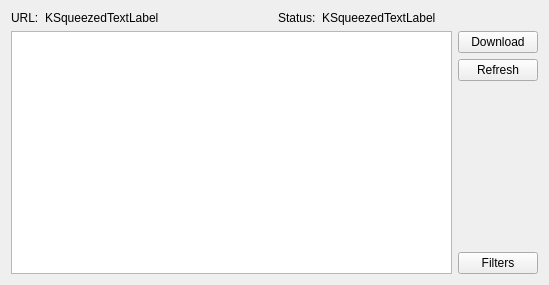
Qt form plugins/syndication/feedwidget.ui (KDE/ktorrent) before a commit.
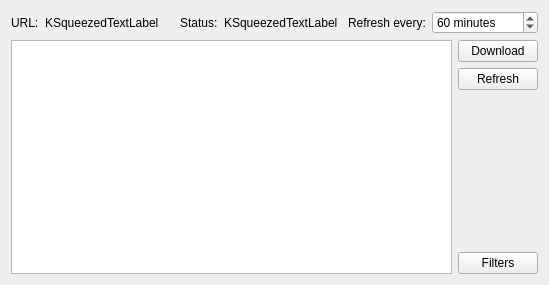
The same form after that commit. Custom widgets are drawn as their Qt base class.

Commit message: Make refresh interval of syndication feeds configurable

Patch:
```diff
--- a/plugins/syndication/feedwidget.ui
+++ b/plugins/syndication/feedwidget.ui
@@ -9,9 +9,9 @@
     <height>285</height>
    </rect>
   </property>
-  <layout class="QVBoxLayout" name="verticalLayout" >
+  <layout class="QVBoxLayout" name="verticalLayout_2">
    <item>
-    <layout class="QHBoxLayout" name="horizontalLayout_4" >
+    <layout class="QHBoxLayout" name="horizontalLayout_4">
      <item>
       <layout class="QHBoxLayout" name="horizontalLayout_2" >
        <item>
@@ -65,8 +65,38 @@
            <verstretch>0</verstretch>
           </sizepolicy>
          </property>
-         <property name="text" >
-          <string comment="KDE::DoNotExtract" >KSqueezedTextLabel</string>
+         <property name="text">
+          <string comment="KDE::DoNotExtract">KSqueezedTextLabel</string>
+         </property>
+        </widget>
+       </item>
+      </layout>
+     </item>
+     <item>
+      <layout class="QHBoxLayout" name="horizontalLayout">
+       <item>
+        <widget class="QLabel" name="label_3">
+         <property name="text">
+          <string>Refresh every:</string>
+         </property>
+        </widget>
+       </item>
+       <item>
+        <widget class="QSpinBox" name="m_refresh_rate">
+         <property name="toolTip">
+          <string>Time between automatic refreshes of the feed.</string>
+         </property>
+         <property name="suffix">
+          <string> minutes</string>
+         </property>
+         <property name="minimum">
+          <number>1</number>
+         </property>
+         <property name="maximum">
+          <number>10000</number>
+         </property>
+         <property name="value">
+          <number>60</number>
          </property>
         </widget>
        </item>
@@ -75,10 +105,10 @@
     </layout>
    </item>
    <item>
-    <layout class="QHBoxLayout" name="horizontalLayout" >
+    <layout class="QHBoxLayout" name="horizontalLayout_5">
      <item>
-      <widget class="QTreeView" name="m_item_list" >
-       <property name="rootIsDecorated" >
+      <widget class="QTreeView" name="m_item_list">
+       <property name="rootIsDecorated">
         <bool>false</bool>
        </property>
        <property name="allColumnsShowFocus" >
@@ -87,24 +117,24 @@
       </widget>
      </item>
      <item>
-      <layout class="QVBoxLayout" name="verticalLayout_2" >
+      <layout class="QVBoxLayout" name="verticalLayout">
        <item>
-        <widget class="KPushButton" name="m_download" >
-         <property name="text" >
+        <widget class="KPushButton" name="m_download">
+         <property name="text">
           <string>Download</string>
          </property>
         </widget>
        </item>
        <item>
-        <widget class="KPushButton" name="m_refresh" >
-         <property name="text" >
+        <widget class="KPushButton" name="m_refresh">
+         <property name="text">
           <string>Refresh</string>
          </property>
         </widget>
        </item>
        <item>
-        <spacer name="verticalSpacer" >
-         <property name="orientation" >
+        <spacer name="verticalSpacer">
+         <property name="orientation">
           <enum>Qt::Vertical</enum>
          </property>
          <property name="sizeHint" stdset="0" >
```
Left out of the diff: 51 changed lines with no effect on the pictures. The commit also changes 5 other files.
